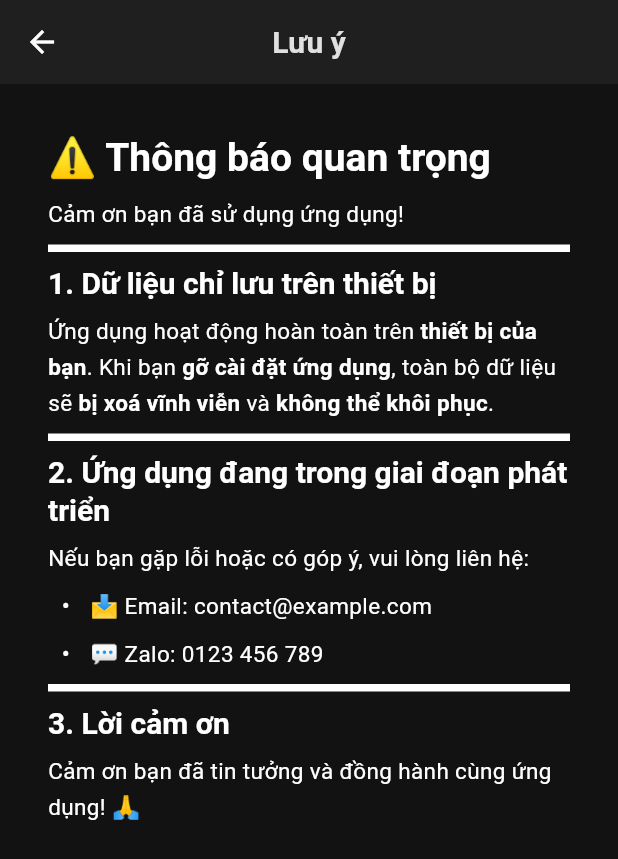
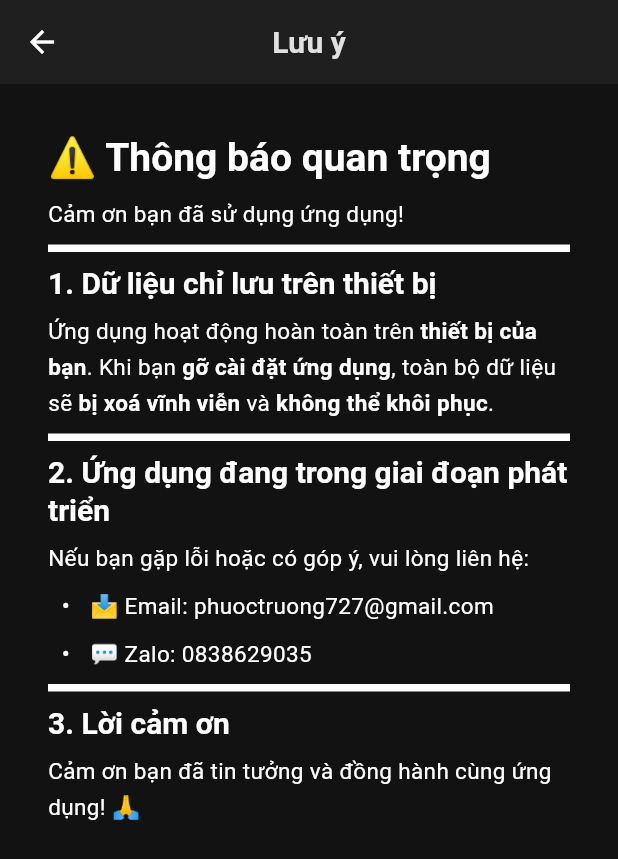
Before and after one commit to roll-t/keep_link, a Flutter app: the SettingPage screen opened by its route, after a tap on "Lưu ý", on a phone screen of 412 x 824 dp. Shown: the top 859 px of the screen. Run offline on Flutter 3.47's test engine with Material 3 defaults, Android fonts, the phone set to English and light mode, and no system bars; our stand-ins replace cached_network_image, connectivity_plus, dio, flutter_markdown_plus, flutter_svg, flutter_widget_from_html and 8 more; missing offline and left inert: flutter_popup, receive_intent, tiktok_scraper; accounts and stored records are empty.

Commit message:
merge code with release-1.0

```diff
--- a/lib/app.dart
+++ b/lib/app.dart
@@ -32,8 +32,7 @@ class App extends StatelessWidget {
       unknownRoute: notFoundPage,
 
       ///---> [Theme config]
-      // theme: AppTheme.dark,
-      theme: AppTheme.transparent,
+      theme: AppTheme.dark,
       darkTheme: AppTheme.dark,
       // themeMode: themeController.themeMode,
       themeMode: ThemeMode.dark,
--- a/lib/core/service/bubble_service.dart
+++ b/lib/core/service/bubble_service.dart
@@ -2,10 +2,8 @@ import 'package:flutter/services.dart';
 
 class BubbleService {
   static const _channel = MethodChannel('keep_link/bubble');
-
   static Future<void> startBubble() async {
     try {
-      print("run code");
       await _channel.invokeMethod('startBubble');
     } catch (e) {
       print(e);
--- a/lib/core/service/deep_link_service.dart
+++ b/lib/core/service/deep_link_service.dart
@@ -12,9 +12,7 @@ class DeepLinkService {
   static Future<void> init() async {
     if (_initialized) return;
     _initialized = true;
-    print(">>> RUN CODE");
     final initialIntent = await ReceiveIntent.getInitialIntent();
-    print(">>> RUN CODE $initialIntent ");
     if (initialIntent != null) {
       _processIntent(initialIntent, fromColdStart: true);
     }
--- a/lib/features/setting/application/controller/warning_controller.dart
+++ b/lib/features/setting/application/controller/warning_controller.dart
@@ -19,8 +19,8 @@ Khi bạn **gỡ cài đặt ứng dụng**, toàn bộ dữ liệu sẽ **bị
 
 Nếu bạn gặp lỗi hoặc có góp ý, vui lòng liên hệ:
 
-- 📩 Email: contact@example.com
-- 💬 Zalo: 0123 456 789
+- 📩 Email: phuoctruong727@gmail.com
+- 💬 Zalo: 0838629035
 
 ---
 
--- a/lib/features/setting/presentation/page/setting_page.dart
+++ b/lib/features/setting/presentation/page/setting_page.dart
@@ -5,7 +5,6 @@ import 'package:keep_link/core/config/app_text_styles.dart';
 import 'package:keep_link/core/config/app_vectors.dart';
 import 'package:keep_link/core/ui/text/text_widget.dart';
 import 'package:keep_link/features/security/presentation/page/security_method_page.dart';
-import 'package:keep_link/features/setting/application/controller/bubble_setting_controller.dart';
 import 'package:keep_link/features/setting/presentation/page/warning_page.dart';
 import 'package:keep_link/features/setting/presentation/widget/item_setting.dart';
 
@@ -54,28 +53,28 @@ class SettingPage extends StatelessWidget {
                 padding: EdgeInsets.all(8),
               ),
             ),
-            GetBuilder<BubbleSettingController>(
-              builder: (controller) {
-                return Obx(
-                  () => ItemSetting(
-                    title: "Bong bóng tiện ích",
-                    onTap: () async {
-                      await controller.toggleBubble(!controller.isBubbleEnabled.value);
-                    },
-                    leadingIcon: AppVectors.icFloatingExtension.show(
-                      size: 18,
-                      color: AppColors.t300,
-                      backgroundColor: AppColors.d100,
-                      padding: const EdgeInsets.all(8),
-                    ),
-                    subfix: Switch(
-                      value: controller.isBubbleEnabled.value,
-                      onChanged: (value) => controller.toggleBubble(value),
-                    ),
-                  ),
-                );
-              },
-            ),
+            // GetBuilder<BubbleSettingController>(
+            //   builder: (controller) {
+            //     return Obx(
+            //       () => ItemSetting(
+            //         title: "Bong bóng tiện ích",
+            //         onTap: () async {
+            //           await controller.toggleBubble(!controller.isBubbleEnabled.value);
+            //         },
+            //         leadingIcon: AppVectors.icFloatingExtension.show(
+            //           size: 18,
+            //           color: AppColors.t300,
+            //           backgroundColor: AppColors.d100,
+            //           padding: const EdgeInsets.all(8),
+            //         ),
+            //         subfix: Switch(
+            //           value: controller.isBubbleEnabled.value,
+            //           onChanged: (value) => controller.toggleBubble(value),
+            //         ),
+            //       ),
+            //     );
+            //   },
+            // ),
           ],
         ),
       ),
--- a/lib/features/splash/presentation/controller/splash_controller.dart
+++ b/lib/features/splash/presentation/controller/splash_controller.dart
@@ -29,7 +29,6 @@ class SplashController extends GetxController {
   }
 
   Future<void> _handleNavigation() async {
-    // Delay nhẹ để hiển thị splash đẹp hơn
     await Future.delayed(const Duration(milliseconds: 300));
     // ---------- 1. Deep Link ----------
     final shared = DeepLinkService.sharedText;
--- a/lib/main.dart
+++ b/lib/main.dart
@@ -1,10 +1,8 @@
 import 'package:flutter/material.dart';
 import 'package:keep_link/app.dart';
 import 'package:keep_link/app_config.dart';
-import 'package:keep_link/core/service/native_bridge.dart';
 
 void main() async {
   await appConfig();
-  NativeBridge.init();
   runApp(const App());
 }
```
Also changed, not shown: lib/features/link/application/controller/add_link_controller.dart (+5 -6 lines), lib/features/setting/presentation/page/warning_page.dart (+27 -0 lines).
